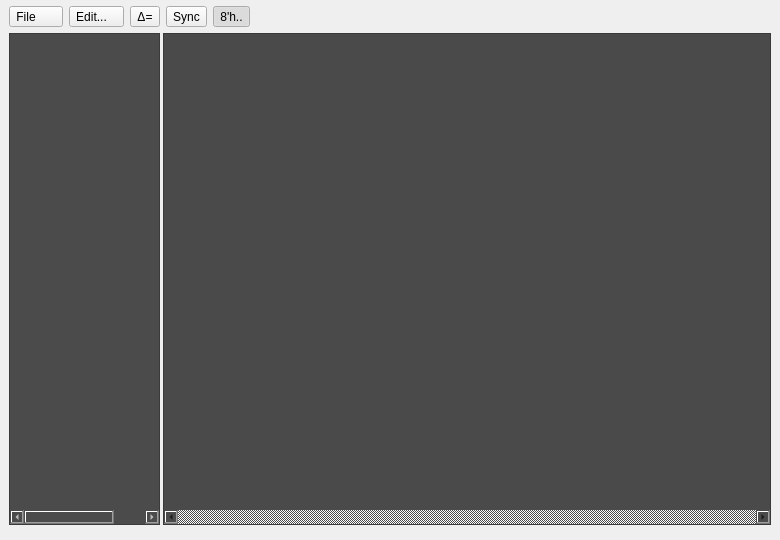
Before: the Qt Designer form src/DockWaveform.ui in gdevic/Z80Explorer, drawn with Qt 5.
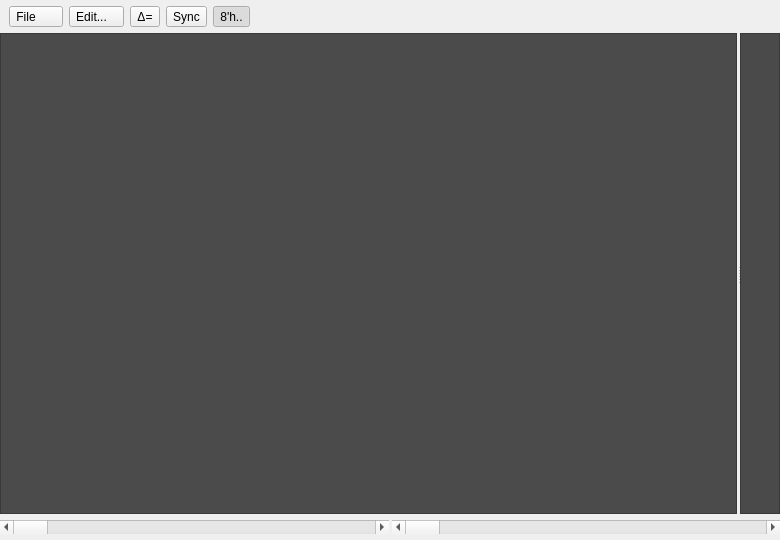
After: the same form once the commit is applied. Custom widgets are drawn as their Qt base class.

Commit message:
Waveform: movable divider + persistent bottom h-scrollbars
Replace the fixed list/waveform pane split with a QSplitter so the
divider is draggable; persist the list-pane width per dock under
dockWaveSplit-<sid>. Two horizontal scrollbars (one per pane) now live
in a row pinned below the outer vertical scroll area, so they remain
visible when vertical scrolling kicks in. The outer bars are synced
bidirectionally to the inner scrollbars (which are hidden), and their
widths track the splitter pane sizes via QHBoxLayout stretch factors.

Diff of the .ui file:
```diff
--- a/src/DockWaveform.ui
+++ b/src/DockWaveform.ui
@@ -161,34 +161,29 @@
          <number>0</number>
         </property>
         <item>
-         <widget class="QFrame" name="frame">
+         <widget class="QSplitter" name="splitter">
           <property name="sizePolicy">
            <sizepolicy hsizetype="Expanding" vsizetype="Minimum">
             <horstretch>0</horstretch>
             <verstretch>0</verstretch>
            </sizepolicy>
           </property>
-          <layout class="QHBoxLayout" name="horizontalLayout1">
-           <property name="spacing">
+          <property name="orientation">
+           <enum>Qt::Orientation::Horizontal</enum>
+          </property>
+          <property name="handleWidth">
             <number>3</number>
            </property>
-           <property name="topMargin">
-            <number>0</number>
-           </property>
-           <item>
+          <property name="childrenCollapsible">
+           <bool>false</bool>
+          </property>
             <widget class="QTableWidget" name="list">
              <property name="minimumSize">
               <size>
-               <width>151</width>
+             <width>40</width>
                <height>0</height>
               </size>
              </property>
-             <property name="maximumSize">
-              <size>
-               <width>151</width>
-               <height>16777215</height>
-              </size>
-             </property>
              <property name="styleSheet">
               <string notr="true">background-color: rgb(75, 75, 75);
 color: rgb(255, 255, 255);</string>
@@ -196,6 +191,9 @@
              <property name="verticalScrollBarPolicy">
               <enum>Qt::ScrollBarPolicy::ScrollBarAlwaysOff</enum>
              </property>
+           <property name="horizontalScrollBarPolicy">
+            <enum>Qt::ScrollBarPolicy::ScrollBarAlwaysOff</enum>
+           </property>
              <property name="sizeAdjustPolicy">
               <enum>QAbstractScrollArea::SizeAdjustPolicy::AdjustToContents</enum>
              </property>
@@ -234,14 +232,18 @@
               </property>
              </column>
             </widget>
-           </item>
-           <item>
             <widget class="CustomScrollArea" name="scrollArea">
+           <property name="minimumSize">
+            <size>
+             <width>40</width>
+             <height>0</height>
+            </size>
+           </property>
              <property name="styleSheet">
               <string notr="true">background-color: rgb(74, 74, 74);</string>
              </property>
              <property name="horizontalScrollBarPolicy">
-              <enum>Qt::ScrollBarPolicy::ScrollBarAlwaysOn</enum>
+            <enum>Qt::ScrollBarPolicy::ScrollBarAlwaysOff</enum>
              </property>
              <property name="widgetResizable">
               <bool>true</bool>
@@ -274,13 +276,44 @@
               </layout>
              </widget>
             </widget>
+         </widget>
            </item>
           </layout>
          </widget>
-        </item>
-       </layout>
-      </widget>
-     </widget>
+     </widget>
+    </item>
+    <item>
+     <layout class="QHBoxLayout" name="hScrollBarRow">
+      <property name="spacing">
+       <number>3</number>
+      </property>
+      <property name="leftMargin">
+       <number>0</number>
+      </property>
+      <property name="topMargin">
+       <number>0</number>
+      </property>
+      <property name="rightMargin">
+       <number>0</number>
+      </property>
+      <property name="bottomMargin">
+       <number>0</number>
+      </property>
+      <item>
+       <widget class="QScrollBar" name="hScrollList">
+        <property name="orientation">
+         <enum>Qt::Orientation::Horizontal</enum>
+        </property>
+       </widget>
+      </item>
+      <item>
+       <widget class="QScrollBar" name="hScrollWave">
+        <property name="orientation">
+         <enum>Qt::Orientation::Horizontal</enum>
+        </property>
+       </widget>
+      </item>
+     </layout>
     </item>
    </layout>
   </widget>
```
Lines whose indentation alone changed are shown as unchanged. The commit also changes 2 other files.
